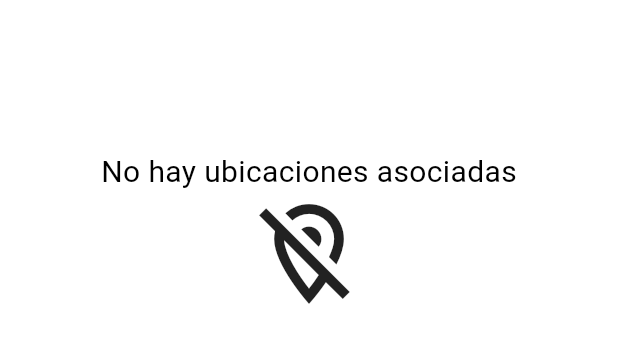
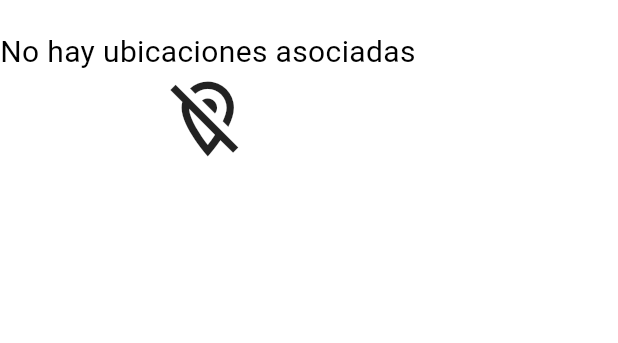
Before and after one commit to Sebastian-Beltran/prueba_interrapidisimo, a Flutter app: the ListLocationsFriend widget shown alone on an empty page, opened directly with empty values, on a phone screen of 412 x 824 dp. Shown: the top 343 px of the screen. Run offline on Flutter 3.47's test engine with Material 3 defaults, Android fonts, the light colour scheme and no system bars; our stand-ins replace equatable, flutter_mobx, geolocator, get_it, image_picker, mobx and 2 more; accounts and stored records are empty; generated files the repository leaves out were written again; network calls fail.

Commit message:
Fix UI responsive

```diff
--- a/lib/presentation/screens/friend_detail_screen.dart
+++ b/lib/presentation/screens/friend_detail_screen.dart
@@ -17,15 +17,14 @@ class FriendDetailScreen extends StatelessWidget {
         padding: const EdgeInsets.symmetric(horizontal: 20, vertical: 10),
         child: Column(
           children: [
-            const SizedBox(height: 40),
+            const SizedBox(height: 20),
             ImageDetail(
               imgPath: friend.photo,
               letter: friend.firstName.substring(0, 1),
             ),
             const SizedBox(height: 40),
             Center(
-              child: Row(
-                mainAxisAlignment: MainAxisAlignment.spaceBetween,
+              child: Column(
                 children: [
                   Row(
                     children: [
--- a/lib/presentation/widgets/list_locations_friend.dart
+++ b/lib/presentation/widgets/list_locations_friend.dart
@@ -22,17 +22,15 @@ class ListLocationsFriend extends StatelessWidget {
         final locations = snapshot.data!;
         if (locations.isEmpty) {
           return const Padding(
-            padding: EdgeInsets.symmetric(vertical: 100.0),
-            child: Center(
+            padding: EdgeInsets.only(top: 20.0),
             child: Column(
               children: [
                 Text('No hay ubicaciones asociadas'),
                 Icon(
                   Icons.location_off_outlined,
-                    size: 80,
+                  size: 60,
                 )
               ],
-              ),
             ),
           );
         }
```
Also changed, not shown: lib/presentation/widgets/image_detail.dart (+4 -4 lines), 2 other files. Lines whose indentation alone changed are shown as unchanged.
